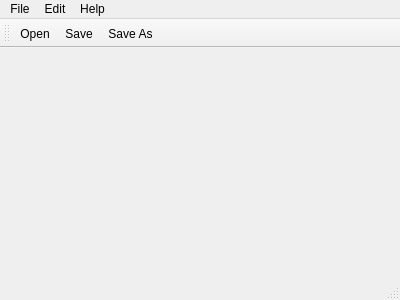
Old version of the form mainwindow.ui in the repository mrzl/EntwicklungMultimediasystemeBeleg.
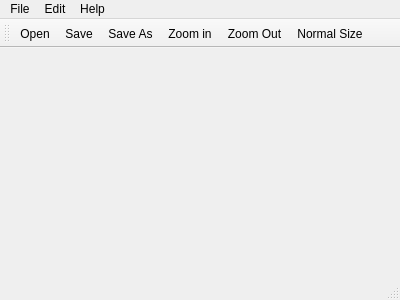
New version of the form. Icons and pictures are not drawn.

Diff of the .ui file:
```diff
--- a/mainwindow.ui
+++ b/mainwindow.ui
@@ -72,6 +72,9 @@
    <addaction name="openImageAction"/>
    <addaction name="saveImageAction"/>
    <addaction name="saveImageAsAction"/>
+   <addaction name="zoomInAction"/>
+   <addaction name="zoomOutAction"/>
+   <addaction name="normalSizeAction"/>
   </widget>
   <action name="openImageAction">
    <property name="enabled">
```
